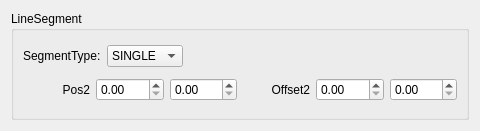
First picture: the form in mscore/mscore/linesegment.ui, repository musescore/musescore-old, before the edit.
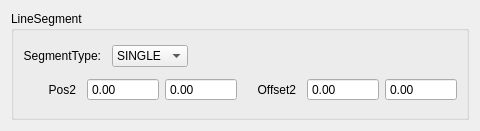
Second picture: the form after the edit.

```diff
--- a/mscore/mscore/linesegment.ui
+++ b/mscore/mscore/linesegment.ui
@@ -20,7 +20,7 @@
       <string>LineSegment</string>
      </property>
      <property name="flat">
-      <bool>true</bool>
+      <bool>false</bool>
      </property>
      <layout class="QVBoxLayout">
       <item>
@@ -28,7 +28,13 @@
         <item>
          <widget class="QLabel" name="label">
           <property name="text">
-           <string>SegmentType:</string>
+           <string notr="true">SegmentType:</string>
+          </property>
+          <property name="alignment">
+           <set>Qt::AlignRight|Qt::AlignTrailing|Qt::AlignVCenter</set>
+          </property>
+          <property name="indent">
+           <number>5</number>
           </property>
          </widget>
         </item>
@@ -81,13 +87,45 @@
           <property name="alignment">
            <set>Qt::AlignRight|Qt::AlignTrailing|Qt::AlignVCenter</set>
           </property>
+          <property name="indent">
+           <number>5</number>
+          </property>
          </widget>
         </item>
         <item>
-         <widget class="QDoubleSpinBox" name="pos2x"/>
+         <widget class="QDoubleSpinBox" name="pos2x">
+          <property name="toolTip">
+           <string notr="true"/>
+          </property>
+          <property name="readOnly">
+           <bool>true</bool>
+          </property>
+          <property name="buttonSymbols">
+           <enum>QAbstractSpinBox::NoButtons</enum>
+          </property>
+          <property name="minimum">
+           <double>-999999.000000000000000</double>
+          </property>
+          <property name="maximum">
+           <double>999999.000000000000000</double>
+          </property>
+         </widget>
         </item>
         <item>
-         <widget class="QDoubleSpinBox" name="pos2y"/>
+         <widget class="QDoubleSpinBox" name="pos2y">
+          <property name="readOnly">
+           <bool>true</bool>
+          </property>
+          <property name="buttonSymbols">
+           <enum>QAbstractSpinBox::NoButtons</enum>
+          </property>
+          <property name="minimum">
+           <double>-999999.000000000000000</double>
+          </property>
+          <property name="maximum">
+           <double>999999.000000000000000</double>
+          </property>
+         </widget>
         </item>
         <item>
          <widget class="QLabel" name="label_3">
@@ -97,13 +135,42 @@
           <property name="alignment">
            <set>Qt::AlignRight|Qt::AlignTrailing|Qt::AlignVCenter</set>
           </property>
+          <property name="indent">
+           <number>5</number>
+          </property>
          </widget>
         </item>
         <item>
-         <widget class="QDoubleSpinBox" name="offset2x"/>
+         <widget class="QDoubleSpinBox" name="offset2x">
+          <property name="readOnly">
+           <bool>true</bool>
+          </property>
+          <property name="buttonSymbols">
+           <enum>QAbstractSpinBox::NoButtons</enum>
+          </property>
+          <property name="minimum">
+           <double>-999999.000000000000000</double>
+          </property>
+          <property name="maximum">
+           <double>999999.000000000000000</double>
+          </property>
+         </widget>
         </item>
         <item>
-         <widget class="QDoubleSpinBox" name="offset2y"/>
+         <widget class="QDoubleSpinBox" name="offset2y">
+          <property name="readOnly">
+           <bool>true</bool>
+          </property>
+          <property name="buttonSymbols">
+           <enum>QAbstractSpinBox::NoButtons</enum>
+          </property>
+          <property name="minimum">
+           <double>-999999.000000000000000</double>
+          </property>
+          <property name="maximum">
+           <double>999999.000000000000000</double>
+          </property>
+         </widget>
         </item>
        </layout>
       </item>
```
Left out of the diff: 17 changed lines with no effect on the pictures.
